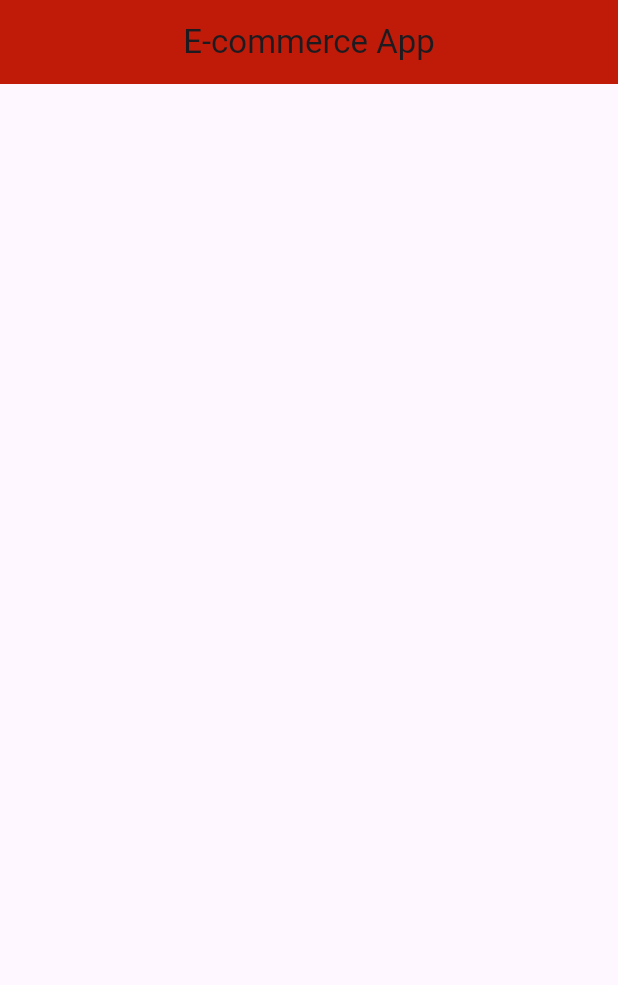
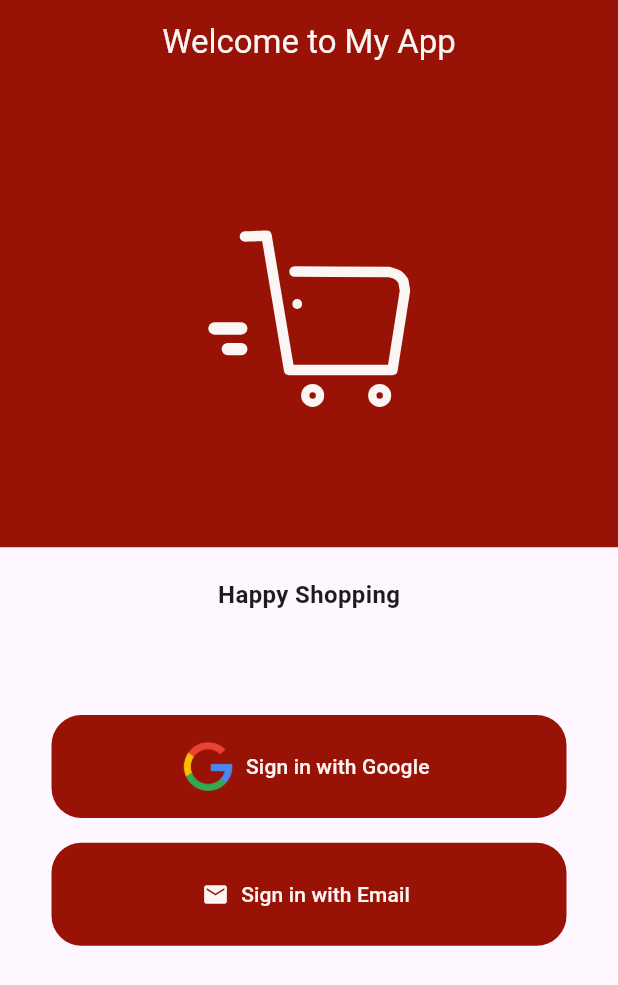
Before and after one commit to Karanbohara01/mobile-ecommerce, a Flutter app: the screen it shows after launch, on a phone screen of 412 x 824 dp. Shown: the top 985 px of the screen. Run offline on Flutter 3.47's test engine with Material 3 defaults, Android fonts, the phone set to English and light mode, and no system bars; our stand-ins replace get, lottie.

Commit message:
welcome screen created

```diff
--- a/lib/screens/auth-ui/splash-screen.dart
+++ b/lib/screens/auth-ui/splash-screen.dart
@@ -1,8 +1,8 @@
 // ignore_for_file: file_names, prefer_const_constructors
 
 import 'dart:async';
-
 import 'package:flutter/material.dart';
+import 'package:flutter_application_e_comm/screens/auth-ui/welcome_screen.dart';
 import 'package:flutter_application_e_comm/utils/app-constant.dart';
 import 'package:get/get.dart';
 import 'package:lottie/lottie.dart';
@@ -21,7 +21,7 @@ class _SplashScreenState extends State<SplashScreen> {
   void initState() {
     super.initState();
     Timer(Duration(seconds: 3), () {
-      Get.offAll(() => MainScreen());
+      Get.offAll(() => WelcomeScreen());
     });
   }
 
--- /dev/null
+++ b/lib/screens/auth-ui/welcome_screen.dart
@@ -0,0 +1,90 @@
+import 'package:flutter/material.dart';
+import 'package:get/get.dart';
+import 'package:lottie/lottie.dart';
+
+import '../../utils/app-constant.dart';
+
+class WelcomeScreen extends StatelessWidget {
+  const WelcomeScreen({Key? key}) : super(key: key);
+
+  @override
+  Widget build(BuildContext context) {
+    return Scaffold(
+      appBar: AppBar(
+        backgroundColor: AppConstants.secondaryColor,
+        title: const Text(
+          "Welcome to My App",
+          style: TextStyle(color: AppConstants.textColor),
+        ),
+        centerTitle: true,
+      ),
+      body: Column(
+        mainAxisAlignment: MainAxisAlignment.start,
+        children: [
+          Container(
+            child: Lottie.asset('assets/images/splash-icon.json'),
+          ),
+          Container(
+            margin: const EdgeInsets.only(top: 20.0),
+            child: Text(
+              "Happy Shopping",
+              style: const TextStyle(
+                fontSize: 16.0,
+                fontWeight: FontWeight.bold,
+              ),
+            ),
+          ),
+          SizedBox(
+            height: Get.height / 12,
+          ),
+          Material(
+            child: Container(
+              width: Get.width / 1.2,
+              height: Get.height / 12.0,
+              decoration: BoxDecoration(
+                color: AppConstants.secondaryColor,
+                borderRadius: BorderRadius.circular(20.0),
+              ),
+              child: TextButton.icon(
+                icon: Image.asset(
+                  "assets/images/final-google-logo.png",
+                  width: Get.width / 12,
+                  height: Get.height / 12,
+                ),
+                label: Text(
+                  "Sign in with Google",
+                  style: TextStyle(color: AppConstants.textColor),
+                ),
+                onPressed: () {},
+              ),
+            ),
+          ),
+          SizedBox(
+            height: Get.height / 50,
+          ),
+          Material(
+            child: Container(
+              width: Get.width / 1.2,
+              height: Get.height / 12.0,
+              decoration: BoxDecoration(
+                color: AppConstants.secondaryColor,
+                borderRadius: BorderRadius.circular(20.0),
+              ),
+              child: TextButton.icon(
+                icon: Icon(
+                  Icons.email,
+                  color: AppConstants.textColor,
+                ),
+                label: Text(
+                  "Sign in with Email",
+                  style: TextStyle(color: AppConstants.textColor),
+                ),
+                onPressed: () {},
+              ),
+            ),
+          ),
+        ],
+      ),
+    );
+  }
+}
--- a/pubspec.yaml
+++ b/pubspec.yaml
@@ -60,7 +60,7 @@ flutter:
 
   # To add assets to your application, add an assets section, like this:
   assets:
-    - assets/images/splash-icon.json
+    - assets/images/
 
   #   - images/a_dot_ham.jpeg
 
```
